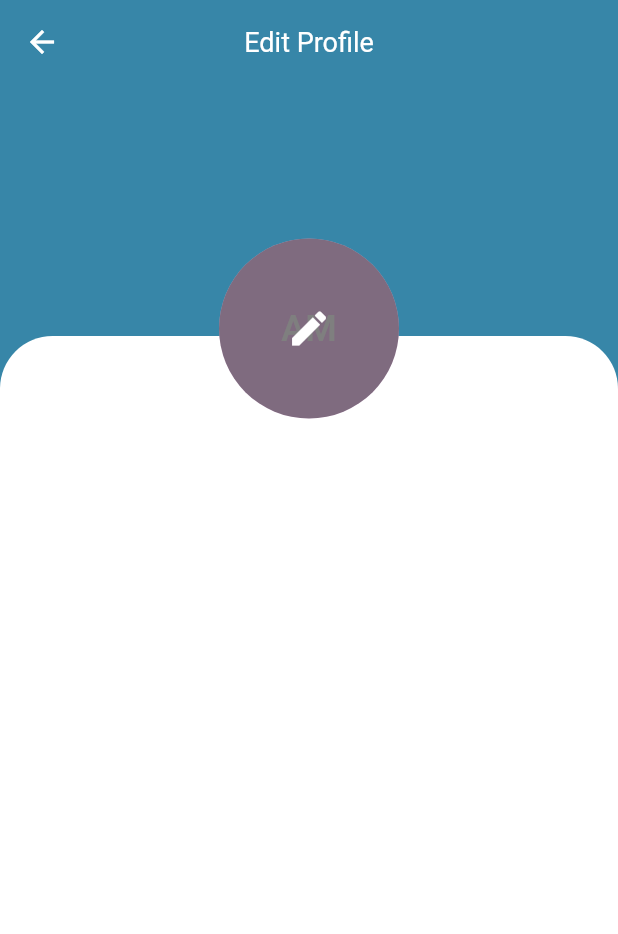
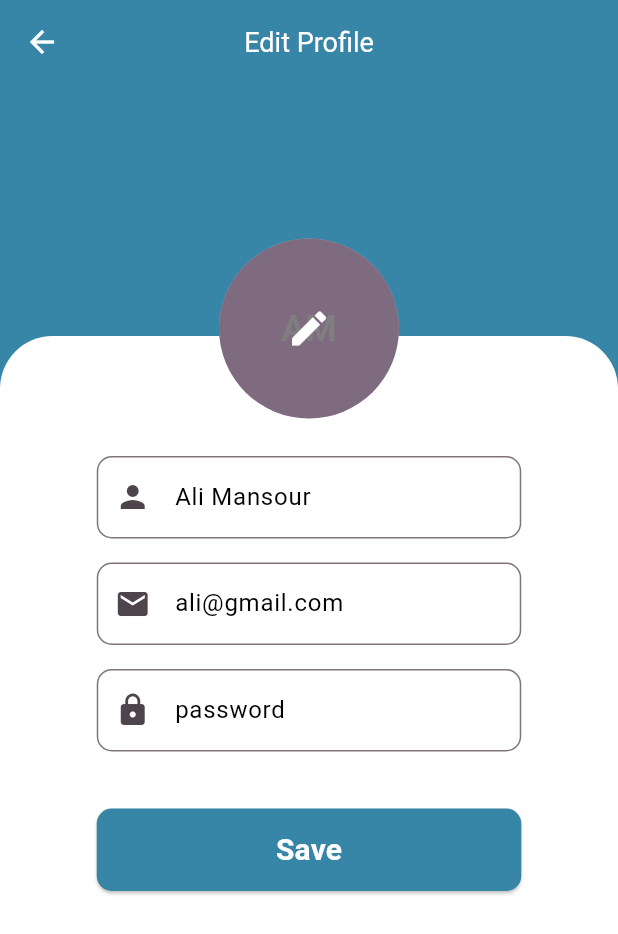
Before and after one commit to ali-mansour21/Studify-App, a Flutter app: the EditScreen screen opened directly, on a phone screen of 412 x 824 dp. Shown: the top 934 px of the screen. Run offline on Flutter 3.47's test engine with Material 3 defaults, Android fonts, the phone set to English and light mode, and no system bars; our stand-ins replace camera; project files that could hold a hidden picture were left out.

Commit message:
Added text field section

```diff
--- a/mobile/lib/screens/edit_screen.dart
+++ b/mobile/lib/screens/edit_screen.dart
@@ -1,4 +1,7 @@
 import 'package:flutter/material.dart';
+import 'package:flutter/widgets.dart';
+import 'package:mobile/widgets/customtextformfield.dart';
+import 'package:mobile/widgets/mainbutton.dart';
 import 'package:mobile/widgets/profile_screen_layout.dart';
 
 class EditScreen extends StatelessWidget {
@@ -73,6 +76,34 @@ class EditScreen extends StatelessWidget {
               ),
             ],
           ),
+          Center(
+            child: Column(
+              crossAxisAlignment: CrossAxisAlignment.center,
+              children: [
+                const SizedBox(height: 80),
+                const CustomTextFormField(
+                  iconData: Icons.person,
+                  labelText: "Ali Mansour",
+                ),
+                const SizedBox(height: 8),
+                const CustomTextFormField(
+                  iconData: Icons.email,
+                  labelText: "ali@gmail.com",
+                ),
+                const SizedBox(height: 8),
+                const CustomTextFormField(
+                  iconData: Icons.lock,
+                  labelText: "password",
+                ),
+                const SizedBox(height: 30),
+                MainButton(
+                  buttonColor: const Color(0xFF3786A8),
+                  buttonText: "Save",
+                  onPressed: () {},
+                ),
+              ],
+            ),
+          )
         ],
       ),
     );
```
